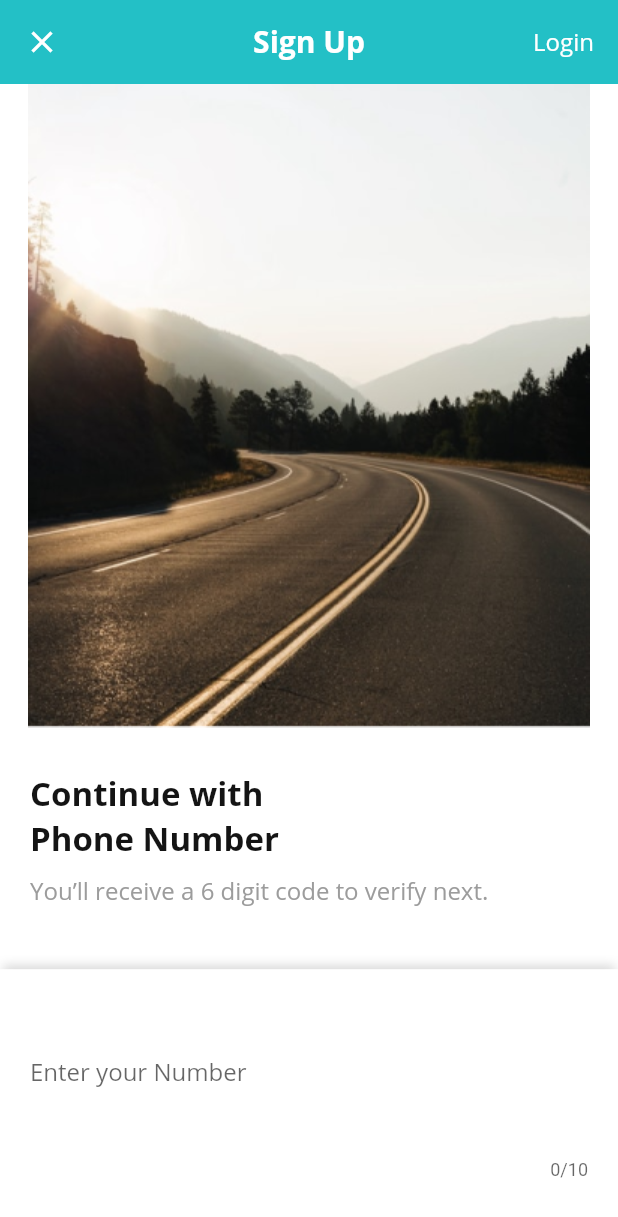
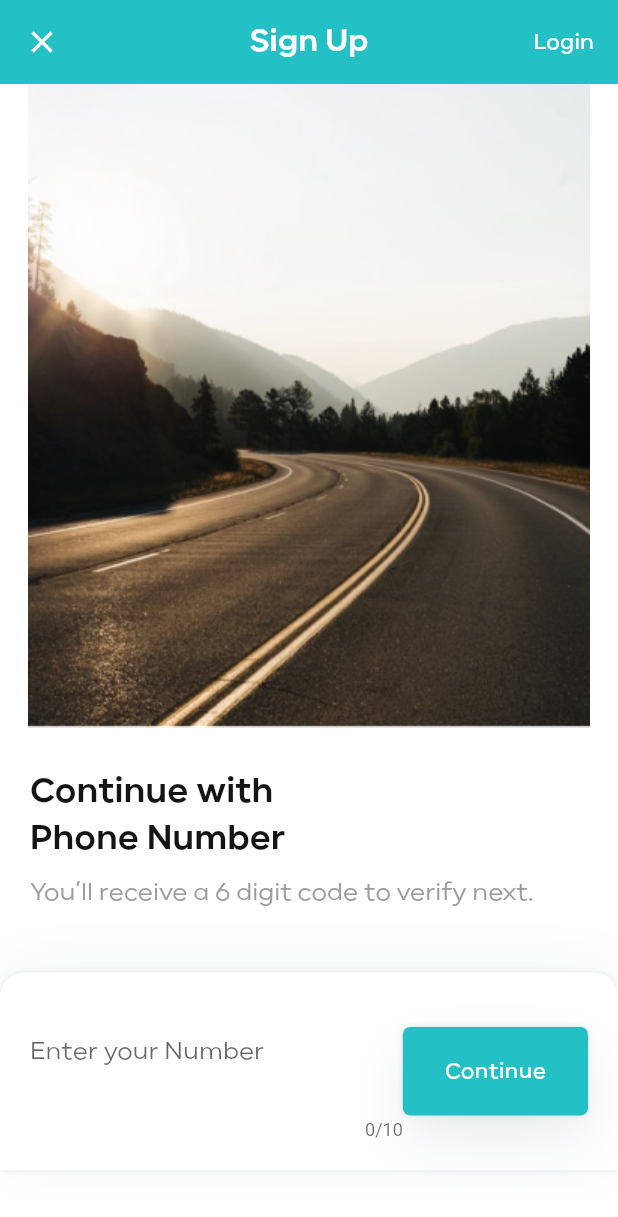
Before and after one commit to akshay133/gerakiapp, a Flutter app: the screen it shows after launch, after a tap on "SIGN UP", on a phone screen of 412 x 824 dp. Shown: the top 1217 px of the screen. Run offline on Flutter 3.47's test engine with Material 2 defaults, Android fonts, the phone set to English and light mode, and no system bars; our stand-ins replace get.

Commit message:
update:fonts changed, shadows dynamically added

```diff
--- a/lib/constants/colors.dart
+++ b/lib/constants/colors.dart
@@ -3,8 +3,9 @@ import 'package:flutter/painting.dart';
 
 const primaryColor = Color(0xff23C0C6);
 const whiteColor = Colors.white;
-const btnColor = Color(0xff23C0C6);
 const darkGrey = Color(0xff8598A0);
 const lightGrey = Color(0xffB0BEC5);
 const subtitleColor = Color(0xff9C9C9C);
+final shadowColor1 = Color(0xff919EAB).withOpacity(0.24);
+final shadowColor2 = Color(0xff919EAB).withOpacity(0.12);
 const headlineColor = Color(0xff141414);
--- /dev/null
+++ b/lib/constants/shadows.dart
@@ -0,0 +1,17 @@
+import 'package:flutter/material.dart';
+import 'package:geraki/constants/colors.dart';
+
+final List<BoxShadow> shadows = [
+  BoxShadow(
+    color: shadowColor1,
+    offset: Offset(0, 16),
+    blurRadius: 32,
+    spreadRadius: -4,
+  ),
+  BoxShadow(
+    color: shadowColor1,
+    offset: Offset(0, 0),
+    blurRadius: 2,
+    spreadRadius: 0,
+  )
+];
--- a/lib/main.dart
+++ b/lib/main.dart
@@ -19,24 +19,27 @@ class MyApp extends StatelessWidget {
         primarySwatch: Colors.blue,
         primaryColor: primaryColor,
         accentColor: primaryColor,
-        fontFamily: 'Quicksand',
+        fontFamily: 'CARMEN SANS',
         scaffoldBackgroundColor: whiteColor,
         textTheme: ThemeData.light().textTheme.copyWith(
               headline6: TextStyle(
                   fontSize: 22,
-                  fontFamily: 'OpenSans',
+                  fontFamily: 'CARMEN SANS',
                   color: headlineColor,
                   fontWeight: FontWeight.bold),
-              bodyText1: TextStyle(fontFamily: 'OpenSans', color: whiteColor),
+              subtitle2:
+                  TextStyle(fontFamily: 'CARMEN SANS', color: whiteColor),
               subtitle1: TextStyle(
-                  fontSize: 16, fontFamily: 'OpenSans', color: subtitleColor),
+                  fontSize: 16,
+                  fontFamily: 'CARMEN SANS',
+                  color: subtitleColor),
             ),
         textSelectionTheme: TextSelectionThemeData(cursorColor: primaryColor),
         appBarTheme: AppBarTheme(
           elevation: 0.0,
           textTheme: ThemeData.light().textTheme.copyWith(
               headline6: TextStyle(
-                  fontFamily: 'OpenSans',
+                  fontFamily: 'CARMEN SANS',
                   fontSize: 20,
                   fontWeight: FontWeight.bold)),
           iconTheme: IconThemeData(color: whiteColor),
--- a/lib/screens/signup_screen.dart
+++ b/lib/screens/signup_screen.dart
@@ -2,6 +2,7 @@ import 'package:flutter/cupertino.dart';
 import 'package:flutter/material.dart';
 import 'package:geraki/constants/colors.dart';
 import 'package:geraki/constants/images.dart';
+import 'package:geraki/constants/shadows.dart';
 import 'package:geraki/constants/strings.dart';
 
 class SignUpScreen extends StatelessWidget {
@@ -21,8 +22,7 @@ class SignUpScreen extends StatelessWidget {
               padding: EdgeInsets.only(right: 16),
               child: Text(
                 login,
-                style: TextStyle(
-                    color: whiteColor, fontSize: 16, fontFamily: 'OpenSans'),
+                style: Theme.of(context).textTheme.subtitle2,
               ))
         ],
       ),
@@ -72,13 +72,23 @@ class SignUpScreen extends StatelessWidget {
       padding: EdgeInsets.all(20),
       decoration: BoxDecoration(
           color: whiteColor,
+          borderRadius: BorderRadius.only(
+              topLeft: Radius.circular(16), topRight: Radius.circular(16)),
           boxShadow: [
             BoxShadow(
-                color: Color(0xff000000).withOpacity(0.15),
-                blurRadius: 5,
+                color: shadowColor2,
+                blurRadius: 32,
                 offset: Offset(0, -5),
-                spreadRadius: -2)
+                spreadRadius: -4),
+            BoxShadow(
+                color: shadowColor1,
+                blurRadius: 2,
+                offset: Offset(0, 0),
+                spreadRadius: 0),
           ]),
+      child: Row(
+        children: [
+          Expanded(
             child: TextField(
               style: TextStyle(color: headlineColor),
               decoration: InputDecoration(
@@ -92,19 +102,28 @@ class SignUpScreen extends StatelessWidget {
                     style: TextStyle(color: headlineColor),
                   ),
                 ),
-            suffix: Container(
-              padding: EdgeInsets.symmetric(vertical: 20, horizontal: 28),
-              decoration: BoxDecoration(
-                  color: btnColor, borderRadius: BorderRadius.circular(5)),
-              child: Text(
-                cntinue,
-                style: Theme.of(context).textTheme.bodyText1,
               ),
-            )),
               maxLength: 10,
               keyboardType: TextInputType.phone,
               controller: _controller,
             ),
+          ),
+          InkWell(
+            onTap: () {},
+            child: Container(
+              padding: EdgeInsets.symmetric(vertical: 20, horizontal: 28),
+              decoration: BoxDecoration(
+                  boxShadow: shadows,
+                  color: primaryColor,
+                  borderRadius: BorderRadius.circular(5)),
+              child: Text(
+                cntinue,
+                style: Theme.of(context).textTheme.subtitle2,
+              ),
+            ),
+          )
+        ],
+      ),
     );
   }
 }
```
Also changed, not shown: pubspec.yaml (+16 -8 lines), assets/fonts/CARMEN SANS BOLD.OTF (added), assets/fonts/CARMEN SANS EXTRABOLD.OTF (added), assets/fonts/CARMEN SANS HEAVY.OTF (added), assets/fonts/CARMEN SANS LIGHT.OTF (added), assets/fonts/CARMEN SANS MEDIUM.OTF (added), assets/fonts/CARMEN SANS REGULAR.OTF (added), assets/fonts/CARMEN SANS SEMIBOLD.OTF (added), assets/fonts/CARMEN SANS THIN.OTF (added), assets/fonts/CARMEN SANS ULTRALIGHT.OTF (added), assets/fonts/OpenSans-Bold.ttf (deleted), assets/fonts/OpenSans-Regular.ttf (deleted), assets/fonts/Quicksand-Bold.ttf (deleted), assets/fonts/Quicksand-Light.ttf (deleted), 3 more files. Lines whose indentation alone changed are shown as unchanged.
